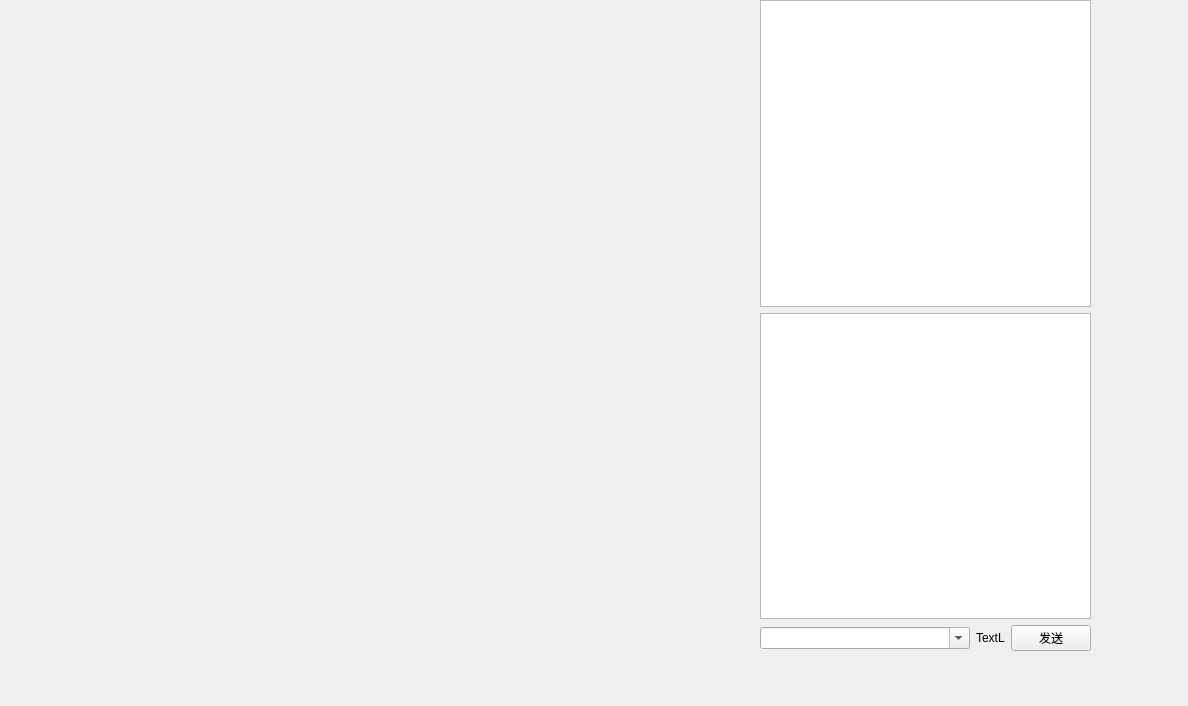
First picture: the form in main.ui, repository daimiaopeng/wuziqi_client, before the edit.
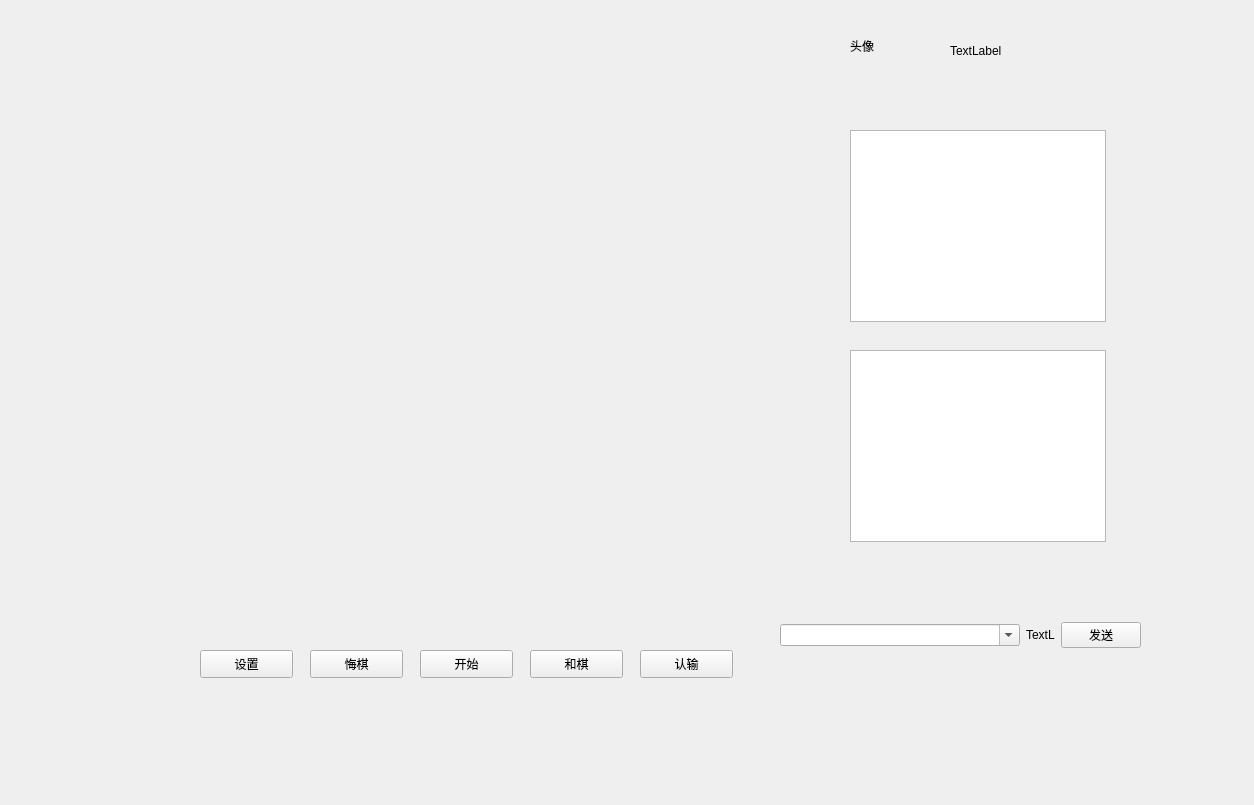
Second picture: the form after the edit. Icons and pictures are not drawn.

What changed in the file:
```diff
--- a/main.ui
+++ b/main.ui
@@ -6,8 +6,8 @@
    <rect>
        <x>0</x>
        <y>0</y>
-       <width>1188</width>
-       <height>706</height>
+    <width>1254</width>
+    <height>805</height>
    </rect>
   </property>
   <property name="windowTitle">
@@ -16,36 +16,57 @@
      <widget class="QLabel" name="label">
          <property name="geometry">
              <rect>
-                 <x>0</x>
-                 <y>0</y>
-                 <width>760</width>
-                 <height>650</height>
+     <x>200</x>
+     <y>100</y>
+     <width>540</width>
+     <height>540</height>
              </rect>
          </property>
          <property name="text">
              <string/>
          </property>
          <property name="pixmap">
-             <pixmap>source/游戏界面.png</pixmap>
+    <pixmap>source/chessboard.jpg</pixmap>
+   </property>
+  </widget>
+  <widget class="QLabel" name="label_11">
+   <property name="enabled">
+    <bool>true</bool>
+   </property>
+   <property name="geometry">
+    <rect>
+     <x>850</x>
+     <y>10</y>
+     <width>91</width>
+     <height>71</height>
+    </rect>
+   </property>
+   <property name="text">
+    <string>头像</string>
+   </property>
+  </widget>
+  <widget class="QLabel" name="label_3">
+   <property name="geometry">
+    <rect>
+     <x>950</x>
+     <y>20</y>
+     <width>121</width>
+     <height>61</height>
+    </rect>
+   </property>
+   <property name="text">
+    <string>TextLabel</string>
          </property>
      </widget>
      <widget class="QWidget" name="layoutWidget">
          <property name="geometry">
              <rect>
-                 <x>760</x>
-                 <y>0</y>
-                 <width>331</width>
-                 <height>651</height>
-             </rect>
-         </property>
-         <layout class="QVBoxLayout" name="verticalLayout">
-             <item>
-                 <widget class="QListView" name="listView"/>
-             </item>
-             <item>
-                 <widget class="QTextBrowser" name="textBrowser"/>
-             </item>
-             <item>
+     <x>780</x>
+     <y>620</y>
+     <width>361</width>
+     <height>30</height>
+    </rect>
+   </property>
                  <layout class="QHBoxLayout" name="horizontalLayout">
                      <item>
                          <widget class="QComboBox" name="comboBox">
@@ -147,8 +168,91 @@
                          </widget>
                      </item>
                  </layout>
-             </item>
-         </layout>
+  </widget>
+  <widget class="QListView" name="listView">
+   <property name="geometry">
+    <rect>
+     <x>850</x>
+     <y>130</y>
+     <width>256</width>
+     <height>192</height>
+    </rect>
+   </property>
+  </widget>
+  <widget class="QTextBrowser" name="textBrowser">
+   <property name="geometry">
+    <rect>
+     <x>850</x>
+     <y>350</y>
+     <width>256</width>
+     <height>192</height>
+    </rect>
+   </property>
+  </widget>
+  <widget class="QPushButton" name="pushButton_2">
+   <property name="geometry">
+    <rect>
+     <x>310</x>
+     <y>650</y>
+     <width>93</width>
+     <height>28</height>
+    </rect>
+   </property>
+   <property name="text">
+    <string>悔棋</string>
+   </property>
+  </widget>
+  <widget class="QPushButton" name="pushButton_3">
+   <property name="geometry">
+    <rect>
+     <x>530</x>
+     <y>650</y>
+     <width>93</width>
+     <height>28</height>
+    </rect>
+   </property>
+   <property name="text">
+    <string>和棋</string>
+   </property>
+  </widget>
+  <widget class="QPushButton" name="pushButton_4">
+   <property name="geometry">
+    <rect>
+     <x>420</x>
+     <y>650</y>
+     <width>93</width>
+     <height>28</height>
+    </rect>
+   </property>
+   <property name="text">
+    <string>开始</string>
+   </property>
+  </widget>
+  <widget class="QPushButton" name="pushButton_5">
+   <property name="geometry">
+    <rect>
+     <x>640</x>
+     <y>650</y>
+     <width>93</width>
+     <height>28</height>
+    </rect>
+   </property>
+   <property name="text">
+    <string>认输</string>
+   </property>
+  </widget>
+  <widget class="QPushButton" name="pushButton_6">
+   <property name="geometry">
+    <rect>
+     <x>200</x>
+     <y>650</y>
+     <width>93</width>
+     <height>28</height>
+    </rect>
+   </property>
+   <property name="text">
+    <string>设置</string>
+   </property>
      </widget>
  </widget>
  <resources/>
```
Left out of the diff: 3 changed lines with no effect on the pictures. Lines whose indentation alone changed are shown as unchanged.
